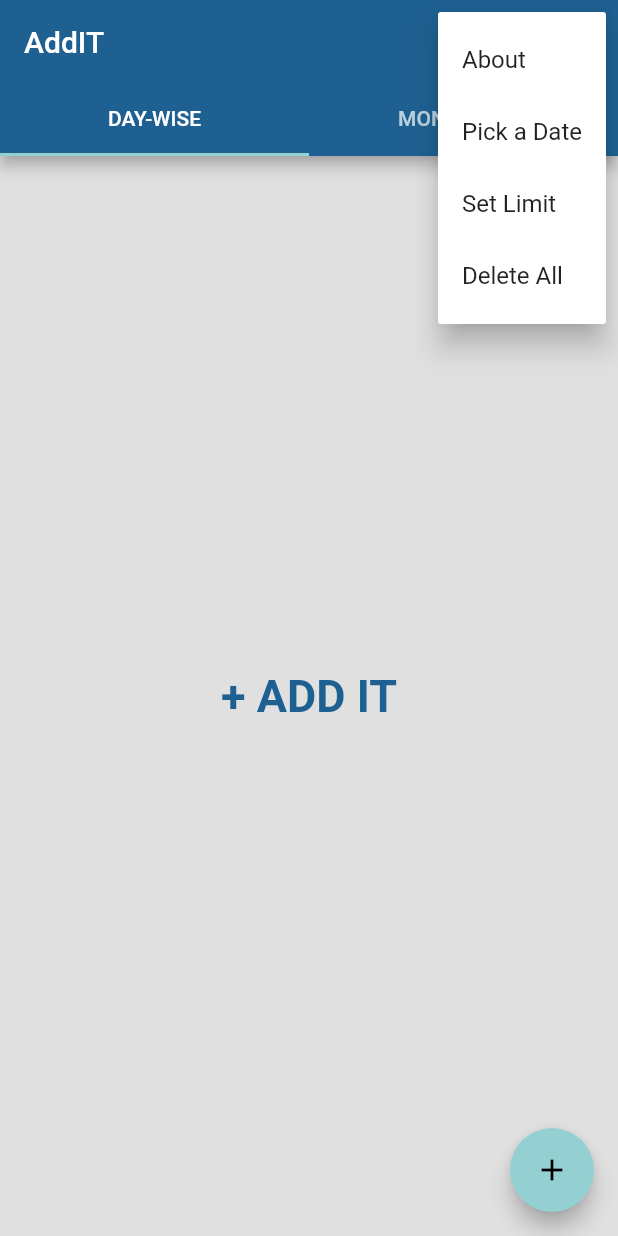
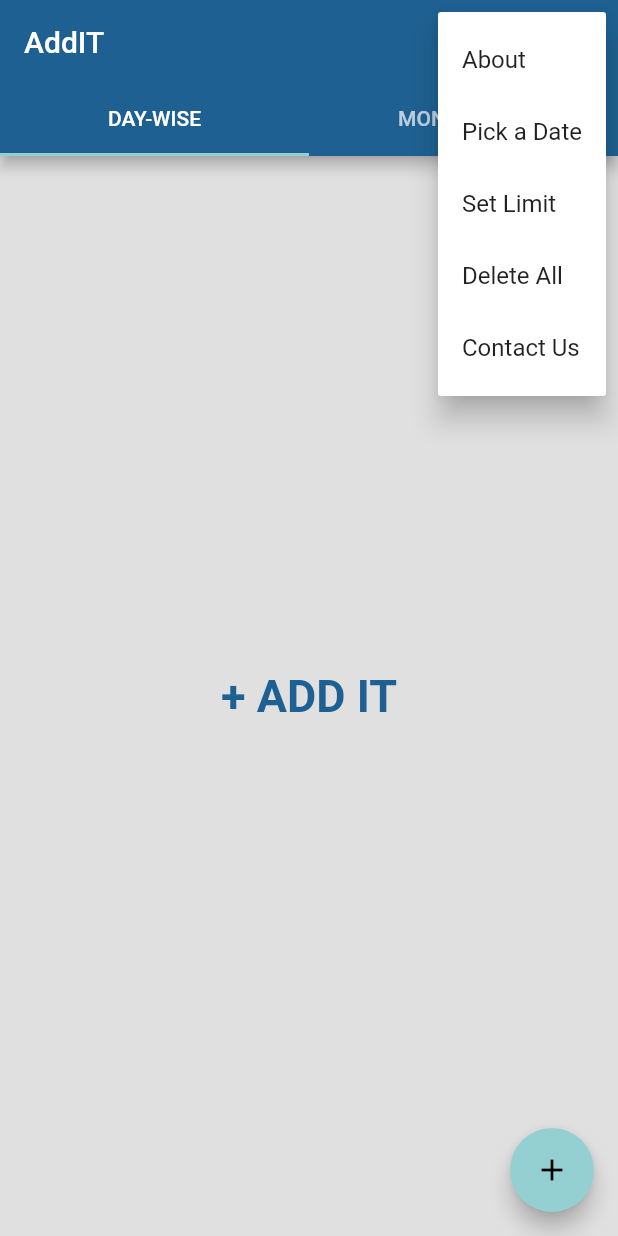
Before and after one commit to AnubhavPrasad/AddIT_flutter, a Flutter app: the screen it shows after launch, after a tap on the "more vert" icon, on a phone screen of 412 x 824 dp. Run offline on Flutter 3.47's test engine with Material 2 defaults, Android fonts, the light colour scheme and no system bars; our stand-ins replace fl_chart, flutter_slidable, font_awesome_flutter, get, sqflite; missing offline and left inert: flutter_email_sender, multi_select_item; accounts and stored records are empty.

Commit message:
Contact us menu option added

```diff
--- a/lib/models/MenuConstants.dart
+++ b/lib/models/MenuConstants.dart
@@ -3,11 +3,12 @@ class Constants {
   static const String pickDate = 'Pick a Date';
   static const String setLimit = 'Set Limit';
   static const String deleteAll = 'Delete All';
-
+  static const String contactUs = 'Contact Us';
   static const choices = [
     about,
     pickDate,
     setLimit,
     deleteAll,
+    contactUs,
   ];
 }
--- a/pubspec.yaml
+++ b/pubspec.yaml
@@ -37,6 +37,7 @@ dependencies:
   multi_select_item: ^1.0.3
   font_awesome_flutter: ^9.0.0
   flutter_launcher_icons: ^0.9.0
+  flutter_email_sender: ^5.0.0
 
 flutter_icons:
   android: "launcher_icon"
```
Also changed, not shown: lib/screens/HomeScreen.dart (+8 -1 lines), pubspec.lock.
